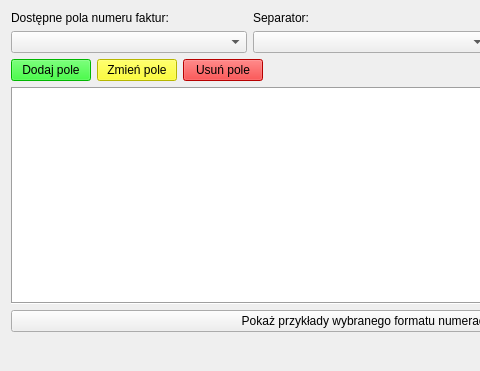
Before: the Qt Designer form qfaktury/ui/InvoiceNumberFormatEditDialog.ui in tkQCompany/qcompany, drawn with Qt 5; both pictures show x 0 to 480 and y 0 to 371 of the 742 by 371 pixel window.
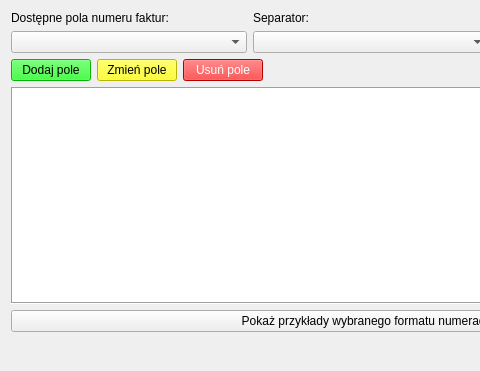
After: the same form once the commit is applied.

The edit to the form file:
```diff
--- a/qfaktury/ui/InvoiceNumberFormatEditDialog.ui
+++ b/qfaktury/ui/InvoiceNumberFormatEditDialog.ui
@@ -94,7 +94,8 @@
      <item>
       <widget class="QPushButton" name="pushButtonRemoveField">
        <property name="styleSheet">
-        <string notr="true">background-color: rgb(255, 0, 0);</string>
+        <string notr="true">background-color: rgb(255, 0, 0);
+color: rgb(255, 255, 255);</string>
        </property>
        <property name="text">
         <string>Usuń pole</string>
```
